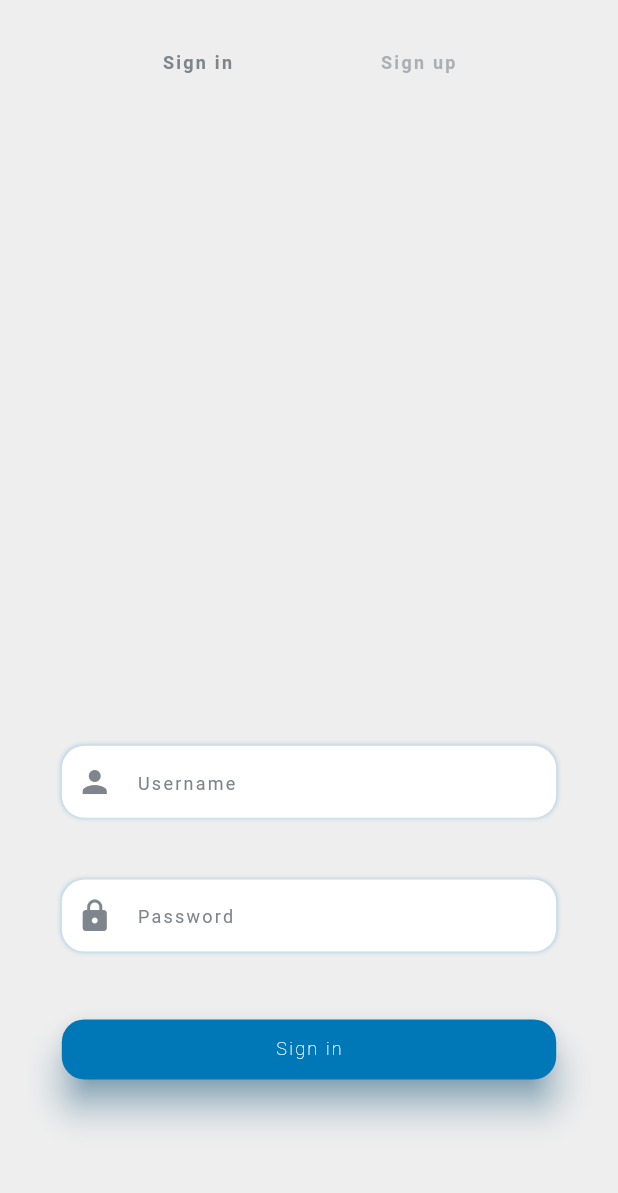
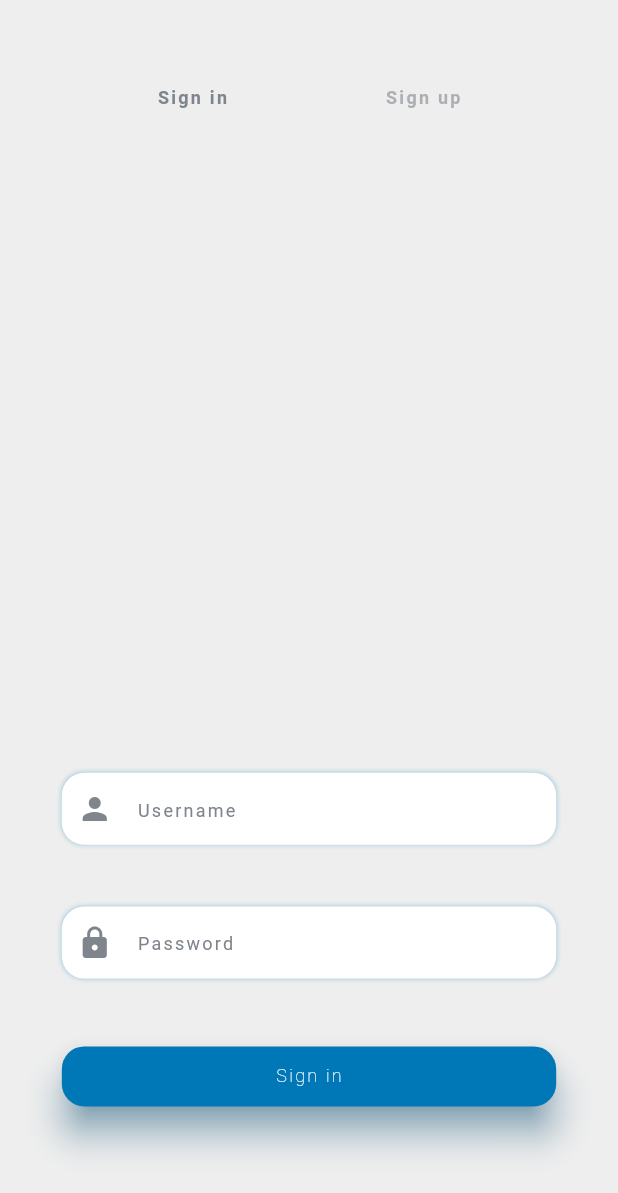
Before and after one commit to Sejuty/hacknsu3_sust_dynamo, a Flutter app: the screen it shows after launch, on a phone screen of 412 x 824 dp. Shown: the top 1193 px of the screen. Run offline on Flutter 3.47's test engine with Material 2 defaults, Android fonts, the phone set to English and light mode, and no system bars; our stand-ins replace firebase_auth, firebase_core, flutter_rating_bar, google_fonts, lottie; accounts and stored records are empty.

Commit message:
Padding fixed

```diff
--- a/lib/screens/doc_apoint_req/doc_apoint_req_page.dart
+++ b/lib/screens/doc_apoint_req/doc_apoint_req_page.dart
@@ -20,7 +20,7 @@ class _DocApointReqState extends State<DocApointReq> {
   Widget build(BuildContext context) {
     return Scaffold(
       body: Padding(
-        padding: const EdgeInsets.all(8.0),
+        padding: EdgeInsets.fromLTRB(8.0, screenH * .05, 8, 0),
         child: Column(
           mainAxisAlignment: MainAxisAlignment.spaceEvenly,
           crossAxisAlignment: CrossAxisAlignment.center,
@@ -82,7 +82,7 @@ class _DocApointReqState extends State<DocApointReq> {
                   });
                 },
                 scrollDirection: Axis.horizontal,
-                children:  [
+                children: [
                   RequestPart(),
                   AppointmentPart(),
                 ],
--- a/lib/screens/sign_in_up/sign_in_up.dart
+++ b/lib/screens/sign_in_up/sign_in_up.dart
@@ -23,7 +23,7 @@ class _SignInUpState extends State<SignInUp> {
         children: [
 // SvgPicture.asset("assets/images/background.svg"),
           Padding(
-            padding: const EdgeInsets.all(18.0),
+            padding: EdgeInsets.fromLTRB(8.0, screenH * .05, 8, 0),
             child: Column(
               mainAxisAlignment: MainAxisAlignment.spaceEvenly,
               crossAxisAlignment: CrossAxisAlignment.center,
```
